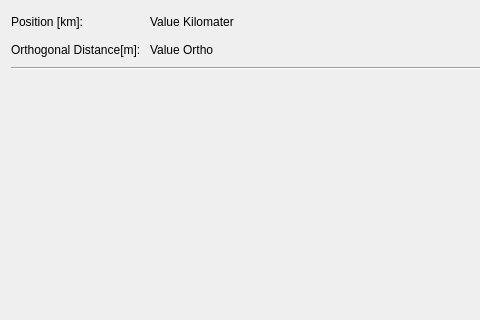
c-mellueh/qgis_streckenkm, file ui/DataWidget.ui: the form before one commit; both pictures show x 0 to 480 and y 0 to 320 of the 640 by 583 pixel window.
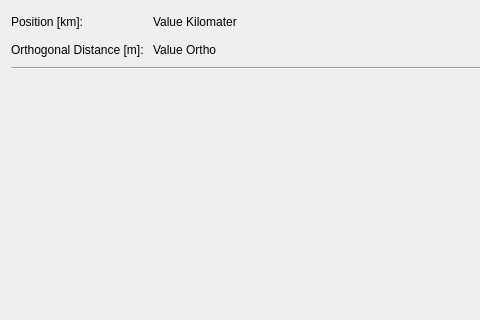
The form after the commit.

```diff
--- a/ui/DataWidget.ui
+++ b/ui/DataWidget.ui
@@ -84,7 +84,7 @@
    <item row="1" column="0">
     <widget class="QLabel" name="label_ortho">
      <property name="text">
-      <string>Orthogonal Distance[m]: </string>
+      <string>Orthogonal Distance [m]: </string>
      </property>
     </widget>
    </item>
```
